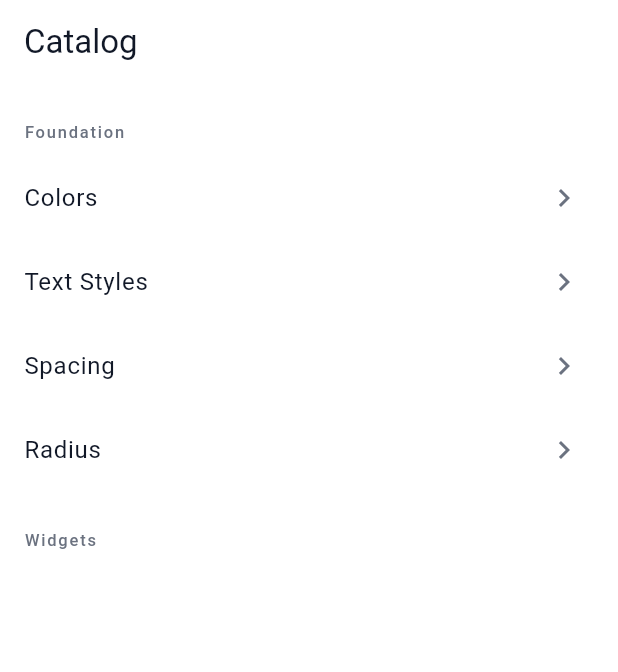
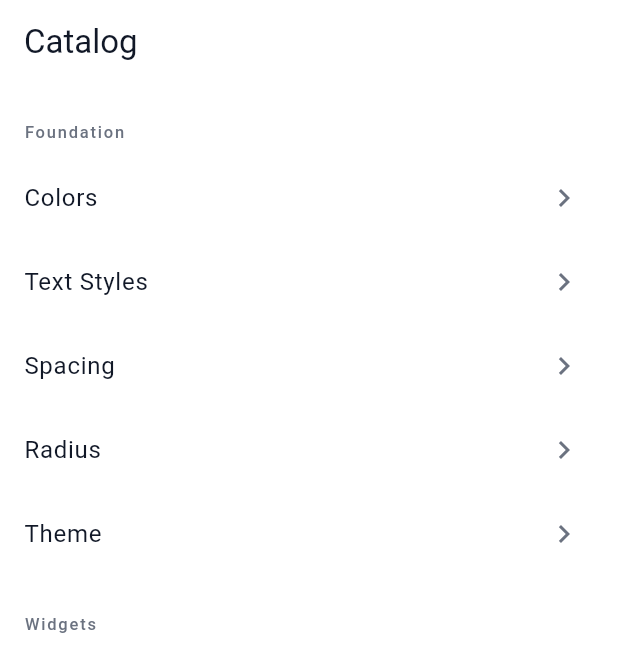
Before and after one commit to NobuyukiMorii/momeo, a Flutter app: the screen it shows after launch, swiped to page 2, on a phone screen of 412 x 824 dp. Shown: the top 672 px of the screen. Run offline on Flutter 3.47's test engine with Material 3 defaults, Android fonts, the phone set to English and light mode, and no system bars.

Commit message:
Add FilledButton theme and theme catalog section

```diff
--- a/lib/foundation/app_theme.dart
+++ b/lib/foundation/app_theme.dart
@@ -1,5 +1,7 @@
 import 'package:flutter/material.dart';
 import 'package:momeo/foundation/app_colors.dart';
+import 'package:momeo/foundation/app_radius.dart';
+import 'package:momeo/foundation/app_text_styles.dart';
 
 abstract final class AppTheme {
   static ThemeData light() {
@@ -7,6 +9,19 @@ abstract final class AppTheme {
       useMaterial3: true,
       colorScheme: AppColors.colorScheme,
       scaffoldBackgroundColor: AppColors.surface,
+      filledButtonTheme: FilledButtonThemeData(
+        style: FilledButton.styleFrom(
+          backgroundColor: AppColors.onSurface,
+          foregroundColor: AppColors.surface,
+          disabledBackgroundColor: AppColors.onSurface.withValues(alpha: 0.08),
+          disabledForegroundColor: AppColors.onSurface.withValues(alpha: 0.16),
+          textStyle: AppTextStyles.button,
+          padding: const EdgeInsets.symmetric(vertical: 20),
+          shape: RoundedRectangleBorder(
+            borderRadius: BorderRadius.circular(AppRadius.pill),
+          ),
+        ),
+      ),
     );
   }
 }
--- a/lib/pages/catalog/catalog_page.dart
+++ b/lib/pages/catalog/catalog_page.dart
@@ -4,6 +4,7 @@ import 'package:momeo/pages/catalog/sections/foundation/foundation_app_colors_se
 import 'package:momeo/pages/catalog/sections/foundation/foundation_app_text_styles_section.dart';
 import 'package:momeo/pages/catalog/sections/foundation/foundation_app_spacing_section.dart';
 import 'package:momeo/pages/catalog/sections/foundation/foundation_app_radius_section.dart';
+import 'package:momeo/pages/catalog/sections/foundation/foundation_app_theme_section.dart';
 
 // ---------------------------------
 // データ定義
@@ -31,6 +32,7 @@ const _sections = [
     _Item(title: 'Text Styles', body: FoundationAppTextStylesSection()),
     _Item(title: 'Spacing',     body: FoundationAppSpacingSection()),
     _Item(title: 'Radius',      body: FoundationAppRadiusSection()),
+    _Item(title: 'Theme',       body: FoundationAppThemeSection()),
   ]),
   _Section(title: 'Widgets', items: []),
 ];
```
Also changed, not shown: lib/pages/catalog/sections/foundation/foundation_app_theme_section.dart (added, +55 -0 lines), lib/pages/catalog/sections/foundation/theme/theme_filled_button_page.dart (added, +42 -0 lines).
